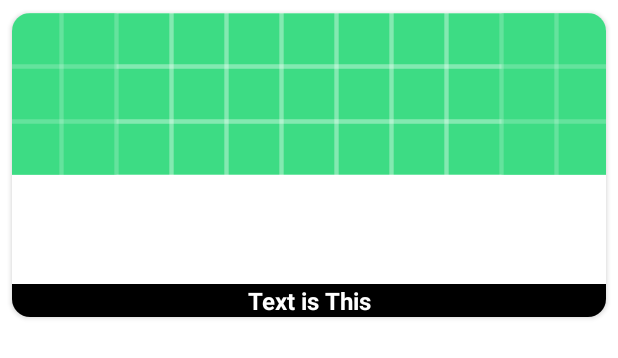
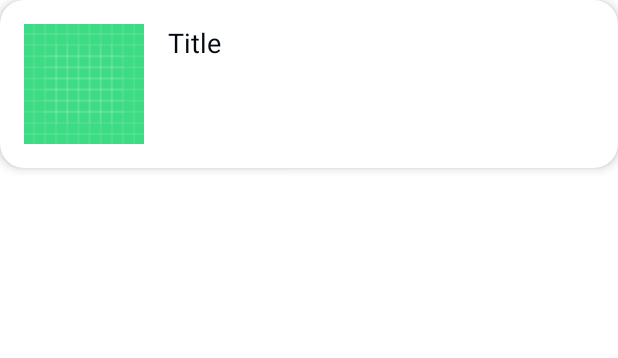
Before and after one commit to eloix2/Anikiwi, an Android app: the layout rv_anime_item.xml on its own in the app's theme, with its tools: preview values and no code run, on a phone screen of 412 x 824 dp. Shown: the top 358 px of the screen. Run offline under Robolectric (Android 15) with nearby library versions, the phone set to English and light mode, and no system bars.

Commit message:
Changed XMLs

```diff
--- a/app/src/main/res/layout/rv_anime_item.xml
+++ b/app/src/main/res/layout/rv_anime_item.xml
@@ -2,35 +2,31 @@
 <androidx.cardview.widget.CardView xmlns:android="http://schemas.android.com/apk/res/android"
     xmlns:app="http://schemas.android.com/apk/res-auto"
     android:layout_width="match_parent"
-    android:layout_height="216dp"
-    android:layout_margin="2dp"
-    app:cardCornerRadius="12dp"
-    app:cardUseCompatPadding="true">
+    android:layout_height="wrap_content"
+    app:cardCornerRadius="16dp"
+    app:cardElevation="4dp"
+    android:layout_marginBottom="8dp">
 
     <RelativeLayout
         android:layout_width="match_parent"
-        android:layout_height="wrap_content">
+        android:layout_height="wrap_content"
+        android:padding="16dp">
 
         <ImageView
             android:id="@+id/img_anime"
-            android:layout_width="match_parent"
-            android:layout_height="wrap_content"
-            android:scaleType="centerCrop"
-            android:src="@drawable/ic_launcher_background" />
+            android:layout_width="80dp"
+            android:layout_height="80dp"
+            android:src="@drawable/ic_launcher_background"
+            android:scaleType="centerCrop" />
 
         <TextView
             android:id="@+id/tv_anime_title"
             android:layout_width="wrap_content"
             android:layout_height="wrap_content"
-            android:layout_alignParentStart="true"
-            android:layout_alignParentEnd="true"
-            android:layout_alignParentBottom="true"
-            android:background="@color/black"
-            android:gravity="center"
-            android:text="Text is This"
-            android:textColor="@color/white"
-            android:textSize="16sp"
-            android:textStyle="bold" />
+            android:layout_toEndOf="@id/img_anime"
+            android:layout_marginStart="16dp"
+            android:text="Title"
+            android:textSize="18sp" />
 
     </RelativeLayout>
 
--- a/app/src/main/res/values-night/themes.xml
+++ b/app/src/main/res/values-night/themes.xml
@@ -4,13 +4,17 @@
         <!-- Primary brand color. -->
         <item name="colorPrimary">@color/purple_200</item>
         <item name="colorPrimaryVariant">@color/purple_700</item>
-        <item name="colorOnPrimary">@color/black</item>
+        <item name="colorOnPrimary">@color/rich_black</item>
         <!-- Secondary brand color. -->
         <item name="colorSecondary">@color/teal_200</item>
         <item name="colorSecondaryVariant">@color/teal_200</item>
-        <item name="colorOnSecondary">@color/black</item>
+        <item name="colorOnSecondary">@color/rich_black</item>
         <!-- Status bar color. -->
         <item name="android:statusBarColor">?attr/colorPrimaryVariant</item>
         <!-- Customize your theme here. -->
+        <item name="android:textColor">@color/white</item>
+
+
+
     </style>
 </resources>
--- a/app/src/main/res/values/colors.xml
+++ b/app/src/main/res/values/colors.xml
@@ -7,4 +7,12 @@
     <color name="teal_700">#FF018786</color>
     <color name="black">#FF000000</color>
     <color name="white">#FFFFFFFF</color>
+    <color name="tropical_indigo">#8884FF</color>
+    <color name="hunter_green">#386150</color>
+    <color name="keppel">#58b09c</color>
+    <color name="gray">#828487</color>
+    <color name="rich_black">#04080f</color>
+    <color name="glaucous">#6073a8</color>
+    <color name="raisin_black">#24272d</color>
+
 </resources>
--- a/app/src/main/res/values/themes.xml
+++ b/app/src/main/res/values/themes.xml
@@ -3,7 +3,7 @@
     <style name="Theme.Anikiwi" parent="Theme.MaterialComponents.DayNight.DarkActionBar">
         <!-- Primary brand color. -->
         <item name="colorPrimary">@color/purple_500</item>
-        <item name="colorPrimaryVariant">@color/purple_700</item>
+        <item name="colorPrimaryVariant">@color/tropical_indigo</item>
         <item name="colorOnPrimary">@color/white</item>
         <!-- Secondary brand color. -->
         <item name="colorSecondary">@color/teal_200</item>
@@ -12,5 +12,7 @@
         <!-- Status bar color. -->
         <item name="android:statusBarColor">?attr/colorPrimaryVariant</item>
         <!-- Customize your theme here. -->
+        <item name="android:textColor">@color/rich_black</item>
+
     </style>
 </resources>
```
